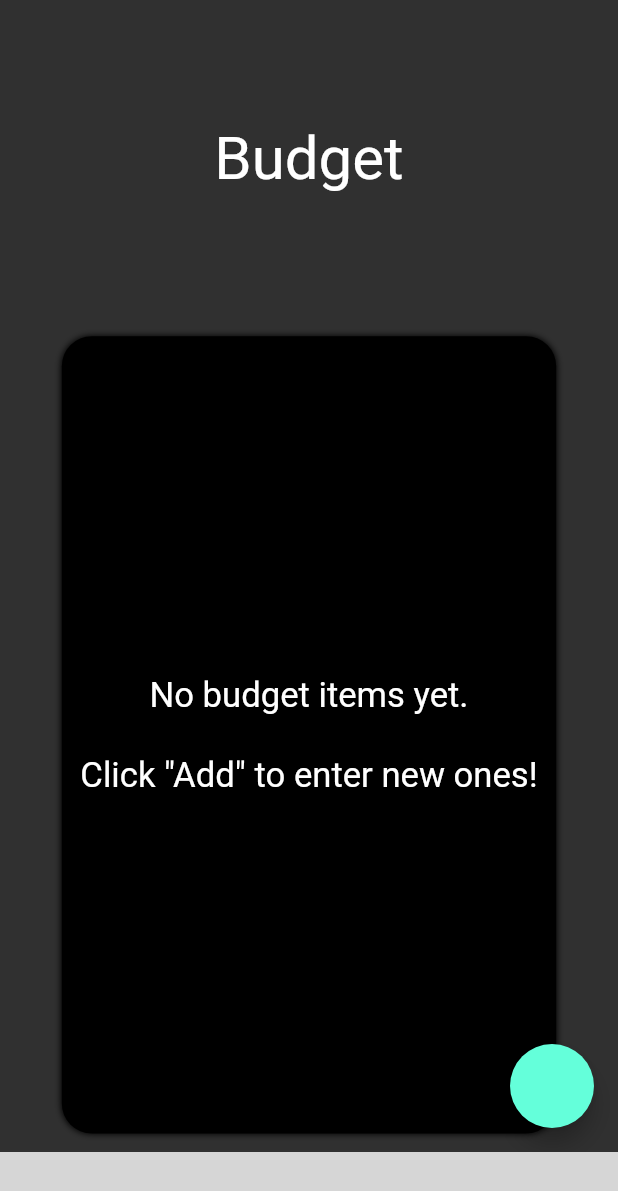
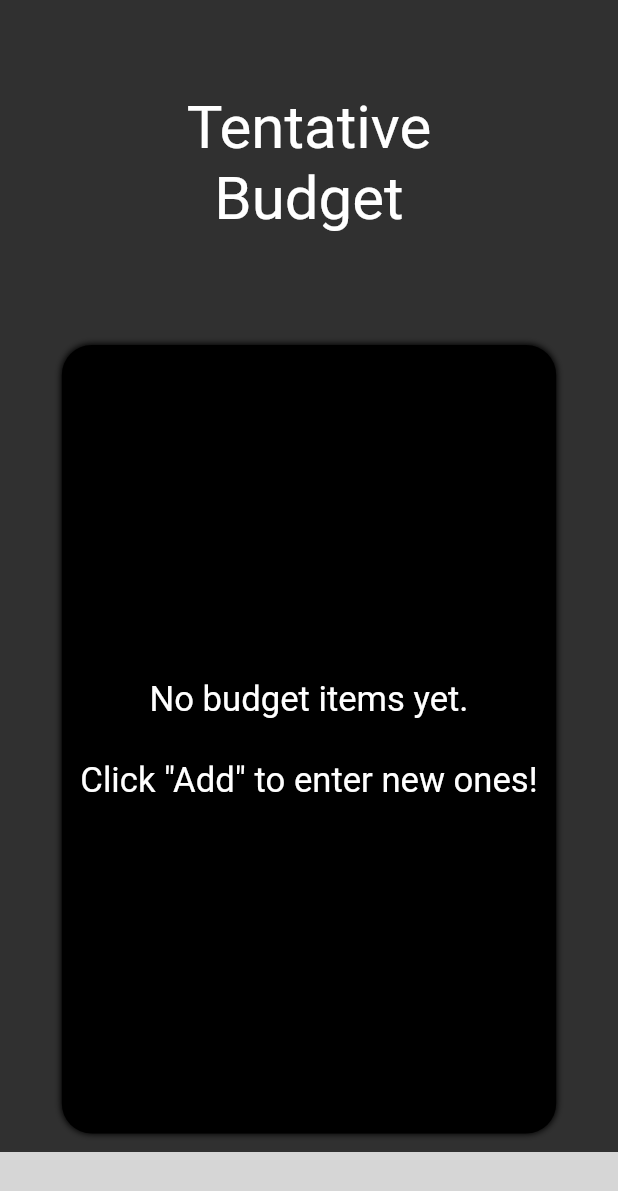
Before and after one commit to hridaypradhan/dbms_project, a Flutter app: the screen it shows after launch, swiped to page 4, on a phone screen of 412 x 824 dp. Shown: the top 1191 px of the screen. Run offline on Flutter 3.47's test engine with Material 2 defaults, Android fonts, the phone set to English and light mode, and no system bars; our stand-ins replace date_time_picker, sqflite; missing offline and left inert: expand_widget, ff_navigation_bar, simple_coverflow; accounts and stored records are empty; network calls fail; grey boxes are pictures that could not be loaded.

Commit message:
Major fixes
Budget deletion fix, category balances updation

```diff
--- a/lib/database_helpers/database_helper.dart
+++ b/lib/database_helpers/database_helper.dart
@@ -72,4 +72,6 @@ class DatabaseHelper {
         await db.rawQuery('select * from $budgetTable order by dateTime desc');
     print(list);
   }
+
+
 }
--- a/lib/global/constants.dart
+++ b/lib/global/constants.dart
@@ -87,3 +87,5 @@ ClubTransactionDirection getDirection(String direction) {
   } else
     return ClubTransactionDirection.Outgoing;
 }
+
+  double convertToDouble(int n) => n.toDouble();
--- a/lib/screens/budget_screen/budget_screen.dart
+++ b/lib/screens/budget_screen/budget_screen.dart
@@ -20,9 +20,9 @@ class BudgetScreen extends StatelessWidget {
             crossAxisAlignment: CrossAxisAlignment.center,
             children: [
               Padding(
-                padding: EdgeInsets.all(screenSize.width * 0.2),
+                padding: EdgeInsets.all(screenSize.width * 0.15),
                 child: Text(
-                  'Budget',
+                  'Tentative Budget',
                   textAlign: TextAlign.center,
                   style: TextStyle(
                     fontSize: 40.0,
@@ -32,6 +32,7 @@ class BudgetScreen extends StatelessWidget {
               _budgetItems.isNotEmpty
                   ? Expanded(
                       child: CoverFlow(
+                        itemCount: _budgetItems.length,
                         dismissedCallback: (item, direction) {
                           Provider.of<BudgetHelper>(
                             context,
@@ -41,7 +42,7 @@ class BudgetScreen extends StatelessWidget {
                         itemBuilder: (BuildContext context, int index) =>
                             BudgetCard(
                           budgetItem:
-                              _budgetItems[index % dummyBudgetItemList.length],
+                              _budgetItems[index % _budgetItems.length],
                         ),
                       ),
                     )
--- a/lib/screens/budget_screen/widgets/add_budget_item_form.dart
+++ b/lib/screens/budget_screen/widgets/add_budget_item_form.dart
@@ -87,10 +87,9 @@ class _AddBudgetItemFormState extends State<AddBudgetItemForm> {
           ),
         ),
         DateTimePicker(
-
           type: DateTimePickerType.dateTimeSeparate,
-          firstDate: DateTime(2021),
-          lastDate: DateTime.now(),
+          firstDate: DateTime.now(),
+          lastDate: DateTime(DateTime.now().year + 2),
           dateHintText: 'Tentative Event Date',
           timeHintText: 'Time',
           onChanged: (value) {
--- a/lib/screens/main_screen/main_screen.dart
+++ b/lib/screens/main_screen/main_screen.dart
@@ -34,11 +34,11 @@ class _MainScreenState extends State<MainScreen> {
   Widget build(BuildContext context) {
     return Scaffold(
       // TODO remove
-      floatingActionButton: FloatingActionButton(
-        onPressed: () {
-          DatabaseHelper().showBudgetTable();
-        },
-      ),
+      // floatingActionButton: FloatingActionButton(
+      //   onPressed: () {
+      //     DatabaseHelper().showClubTransactionTable();
+      //   },
+      // ),
       bottomNavigationBar: FFNavigationBar(
         selectedIndex: _barIndex,
         items: [
```
Also changed, not shown: lib/database_helpers/club_transaction_helper.dart (+29 -0 lines), lib/screens/home_screen/home_screen.dart (+0 -27 lines), lib/screens/home_screen/widgets/category_balance_card.dart (+8 -6 lines), lib/database_helpers/balances_helper.dart (added).
